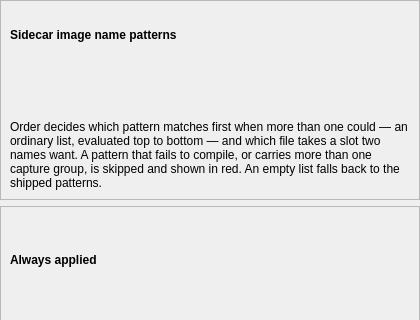
Before: the Qt Designer form packages/rehuco-agent/src/rehuco_agent/settings/ui/screenshot_patterns_page.ui in borco/rehuco, drawn with Qt 5; both pictures show x 0 to 420 and y 0 to 320 of the 420 by 620 pixel window.
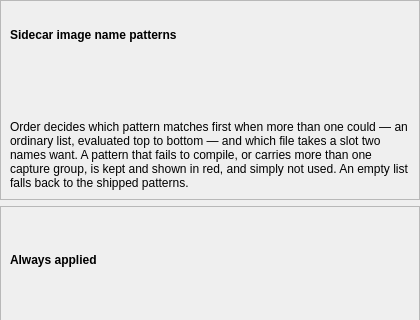
After: the same form once the commit is applied. Custom widgets are drawn as their Qt base class.

Commit message: refs #322: feat(agent): optional groups, merged names, kept invalid rows, duplicate row

What changed in the file:
```diff
--- a/packages/rehuco-agent/src/rehuco_agent/settings/ui/screenshot_patterns_page.ui
+++ b/packages/rehuco-agent/src/rehuco_agent/settings/ui/screenshot_patterns_page.ui
@@ -54,7 +54,7 @@
       <item>
        <widget class="WrappingLabel" name="patterns_order_label">
         <property name="text">
-         <string>Order decides which pattern matches first when more than one could — an ordinary list, evaluated top to bottom — and which file takes a slot two names want. A pattern that fails to compile, or carries more than one capture group, is skipped and shown in red. An empty list falls back to the shipped patterns.</string>
+         <string>Order decides which pattern matches first when more than one could — an ordinary list, evaluated top to bottom — and which file takes a slot two names want. A pattern that fails to compile, or carries more than one capture group, is kept and shown in red, and simply not used. An empty list falls back to the shipped patterns.</string>
         </property>
         <property name="wordWrap">
          <bool>true</bool>
```
The commit also changes 41 other files.
